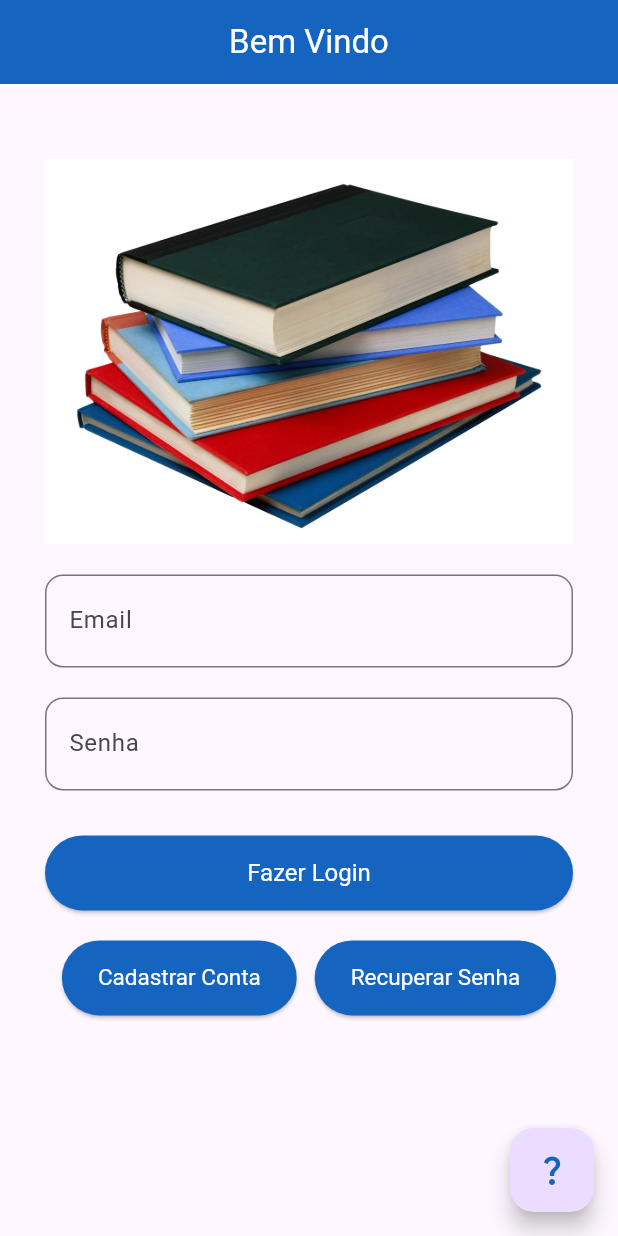
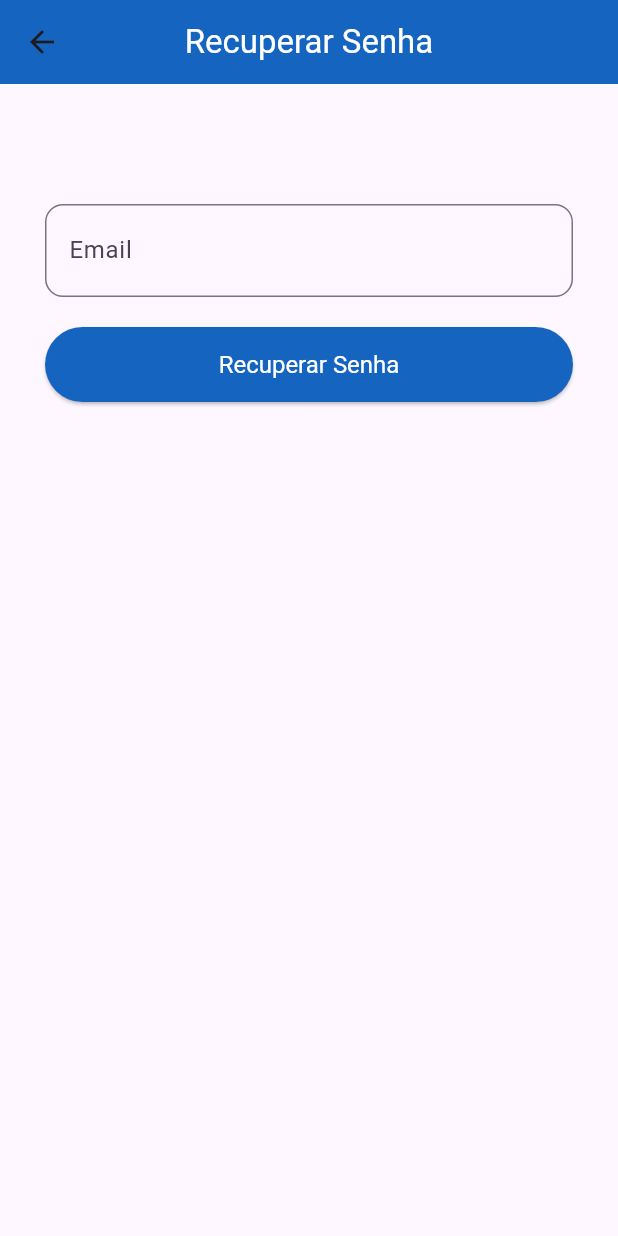
Before and after one commit to C-Vieira/AppMobileII, a Flutter app: the screen it shows after launch, after a tap on "Recuperar Senha", on a phone screen of 412 x 824 dp. Run offline on Flutter 3.47's test engine with Material 3 defaults, Android fonts, the phone set to English and light mode, and no system bars; our stand-ins replace device_preview.

Commit message:
(Feature)Recuperar Senha: Adicionar estrutura inicial de UI para a tela de recuperação de Senha
Incluir layout básico para a tela de recuperação de senha, contendo
campo email, botão de recuperação e navegação

```diff
--- a/lib/main.dart
+++ b/lib/main.dart
@@ -1,5 +1,6 @@
 import 'package:app_mobile2/view/about_view.dart';
 import 'package:app_mobile2/view/login_view.dart';
+import 'package:app_mobile2/view/recover_password_view.dart';
 import 'package:device_preview/device_preview.dart';
 import 'package:flutter/material.dart';
 
@@ -24,6 +25,7 @@ class MainApp extends StatelessWidget {
       routes: {
         'login' : (context) => const LoginView(),
         'about' : (context) => const AboutView(),
+        'recover' : (context) => const RecoverPasswordView(),
       },
     );
   }
--- a/lib/view/login_view.dart
+++ b/lib/view/login_view.dart
@@ -85,7 +85,9 @@ class LoginView extends StatelessWidget {
                     foregroundColor: Colors.white,
                     minimumSize: Size(100, 50), textStyle: TextStyle(fontSize: 15.0),
                   ),
-                  onPressed: () {},
+                  onPressed: () {
+                    Navigator.pushNamed(context, 'recover');
+                  },
                   child: Text("Recuperar Senha"),
                 ),
               ],
--- /dev/null
+++ b/lib/view/recover_password_view.dart
@@ -0,0 +1,55 @@
+import 'package:flutter/material.dart';
+
+class RecoverPasswordView extends StatelessWidget {
+  const RecoverPasswordView({super.key});
+
+  @override
+  Widget build(BuildContext context) {
+    return Scaffold(
+      /*
+       *  AppBar
+       */
+      appBar: AppBar(
+        title: Text("Recuperar Senha", style: TextStyle(color: Colors.white)),
+        centerTitle: true,
+        backgroundColor: Colors.blue.shade800,
+      ),
+      /*
+       *  Body
+       */
+      body: Padding(
+        padding: EdgeInsets.fromLTRB(30, 50, 30, 30),
+
+        child: Column(
+          children: [
+            SizedBox(height: 30.0),
+            /*
+             *  Email Input Field
+             */
+            TextField(
+              style: TextStyle(fontSize: 20),
+              decoration: InputDecoration(
+                labelText: "Email",
+                border: OutlineInputBorder(borderRadius: BorderRadius.circular(12.0)),
+              ),
+              onChanged: (value) {},
+            ),
+            SizedBox(height: 20.0),
+            /*
+             *  Recover Password Button
+             */
+            ElevatedButton(
+              style: ElevatedButton.styleFrom(
+                backgroundColor: Colors.blue.shade800,
+                foregroundColor: Colors.white,
+                minimumSize: Size(400, 50), textStyle: TextStyle(fontSize: 16.0),
+              ),
+              onPressed: () {},
+              child: Text("Recuperar Senha"),
+            ),
+          ],
+        )
+      ),
+    );
+  }
+}
```
Also changed, not shown: lib/view/about_view.dart (+6 -1 lines).
